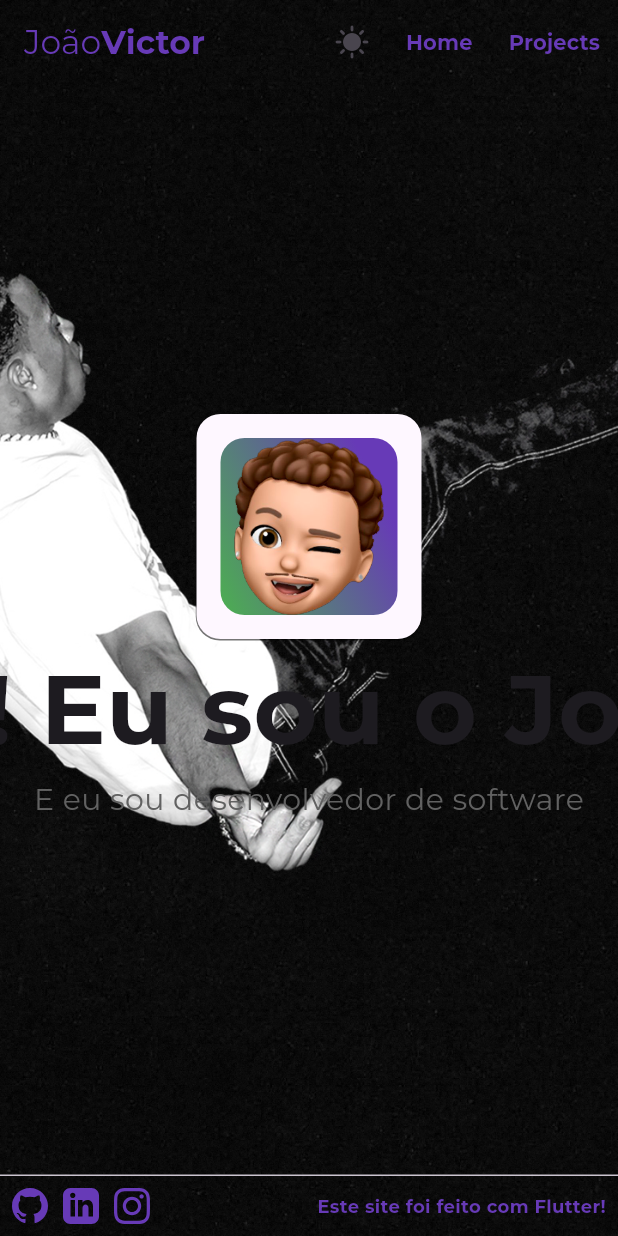
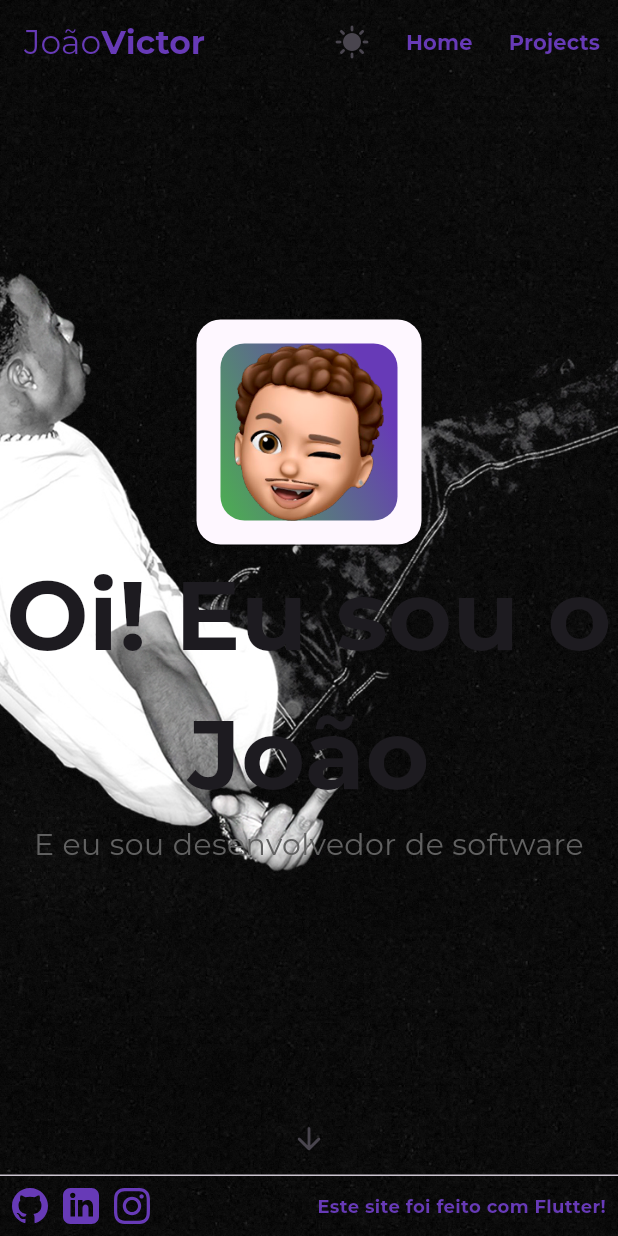
Before and after one commit to JoaoReisA/My-Personal-Website, a Flutter app: the screen it shows after launch, on a phone screen of 412 x 824 dp. Run offline on Flutter 3.47's test engine with Material 2 defaults, Android fonts, the phone set to English and light mode, and no system bars; our stand-ins replace flutter_colorpicker, flutter_svg, google_fonts; missing offline and left inert: dart:html.

Commit message:
Add Page view on home page

```diff
--- a/lib/home/pages/home_page.dart
+++ b/lib/home/pages/home_page.dart
@@ -5,6 +5,8 @@ import 'package:my_personal_website/config/strings.dart';
 import 'package:my_personal_website/config/text_styles.dart';
 import 'package:my_personal_website/base/base_page_controller.dart';
 import 'package:my_personal_website/home/widget/show_avatars.dart';
+
+import '../widget/avatar_group_widget.dart';
 
 class HomePage extends StatefulWidget {
   const HomePage({
@@ -16,75 +18,46 @@ class HomePage extends StatefulWidget {
 
 class _HomePageState extends State<HomePage> {
   final controller = BasePageController();
-  double get height {
-    return MediaQuery.of(context).size.height;
-  }
-
-  double get width {
-    return MediaQuery.of(context).size.width;
-  }
-
-  final GlobalKey<ScaffoldState> _scaffoldkey = GlobalKey<ScaffoldState>();
-
-  double top1 = 220;
-  double top2 = 700;
-
-  double actualHeight = 0;
+  PageController pageController = PageController();
+  List<Widget> get pages => <Widget>[
+        const AvatarGroupWidget(),
+        const AvatarGroupWidget(),
+        const AvatarGroupWidget(),
+        const AvatarGroupWidget()
+      ];
   @override
   Widget build(BuildContext context) {
-    return NotificationListener<ScrollUpdateNotification>(
-      onNotification: (v) {
-        setState(() {
-          top1 = top1 - v.scrollDelta! / 2;
-          top2 = top2 - v.scrollDelta! / 1;
+    return PageView.builder(
+        controller: pageController,
+        scrollDirection: Axis.vertical,
+        itemBuilder: (context, index) {
+          return Column(
+            mainAxisAlignment: MainAxisAlignment.center,
+            crossAxisAlignment: CrossAxisAlignment.center,
+            children: [
+              index > 0
+                  ? IconButton(
+                      onPressed: () {
+                        pageController.previousPage(
+                            duration: const Duration(milliseconds: 200),
+                            curve: Curves.easeIn);
+                      },
+                      icon: const Icon(Icons.arrow_upward_rounded))
+                  : const SizedBox.shrink(),
+              const Spacer(),
+              Center(child: pages[index]),
+              const Spacer(),
+              IconButton(
+                  onPressed: () {
+                    if (index != pages.length - 1) {
+                      pageController.nextPage(
+                          duration: const Duration(milliseconds: 200),
+                          curve: Curves.easeIn);
+                    }
+                  },
+                  icon: const Icon(Icons.arrow_downward_rounded))
+            ],
+          );
         });
-        return true;
-      },
-      child: LayoutBuilder(builder: (context, constraints) {
-        double tempHeight = constraints.maxHeight + 650;
-
-        actualHeight = tempHeight;
-        return Stack(
-          alignment: Alignment.center,
-          children: [
-            Positioned(
-              top: top1,
-              child: Column(
-                mainAxisAlignment: MainAxisAlignment.center,
-                crossAxisAlignment: CrossAxisAlignment.center,
-                children: [
-                  const AvatarWidget(),
-                  Text(
-                    Strings.introduction,
-                    style: TextStyles.titleTextStyle,
-                    textAlign: TextAlign.center,
-                  ),
-                  Text(
-                    Strings.whatIdo,
-                    style: TextStyles.subtitleTextStyle,
-                    textAlign: TextAlign.center,
-                  ),
-                ],
-              ),
-            ),
-            Positioned(
-              top: top2,
-              child: const Padding(
-                  padding: EdgeInsets.only(top: 100.0, bottom: 30),
-                  child: AboutMePage()),
-            ),
-            ListView(
-              children: [
-                Container(
-                  height: actualHeight,
-                  // height: 1400,
-                  color: Colors.transparent,
-                ),
-              ],
-            ),
-          ],
-        );
-      }),
-    );
   }
 }
--- /dev/null
+++ b/lib/home/widget/avatar_group_widget.dart
@@ -0,0 +1,32 @@
+import 'package:flutter/material.dart';
+import 'package:my_personal_website/home/widget/show_avatars.dart';
+
+import '../../config/strings.dart';
+import '../../config/text_styles.dart';
+
+class AvatarGroupWidget extends StatelessWidget {
+  const AvatarGroupWidget({
+    Key? key,
+  }) : super(key: key);
+
+  @override
+  Widget build(BuildContext context) {
+    return Column(
+      mainAxisAlignment: MainAxisAlignment.center,
+      crossAxisAlignment: CrossAxisAlignment.center,
+      children: [
+        const Center(child: AvatarWidget()),
+        Text(
+          Strings.introduction,
+          style: TextStyles.titleTextStyle,
+          textAlign: TextAlign.center,
+        ),
+        Text(
+          Strings.whatIdo,
+          style: TextStyles.subtitleTextStyle,
+          textAlign: TextAlign.center,
+        ),
+      ],
+    );
+  }
+}
```
